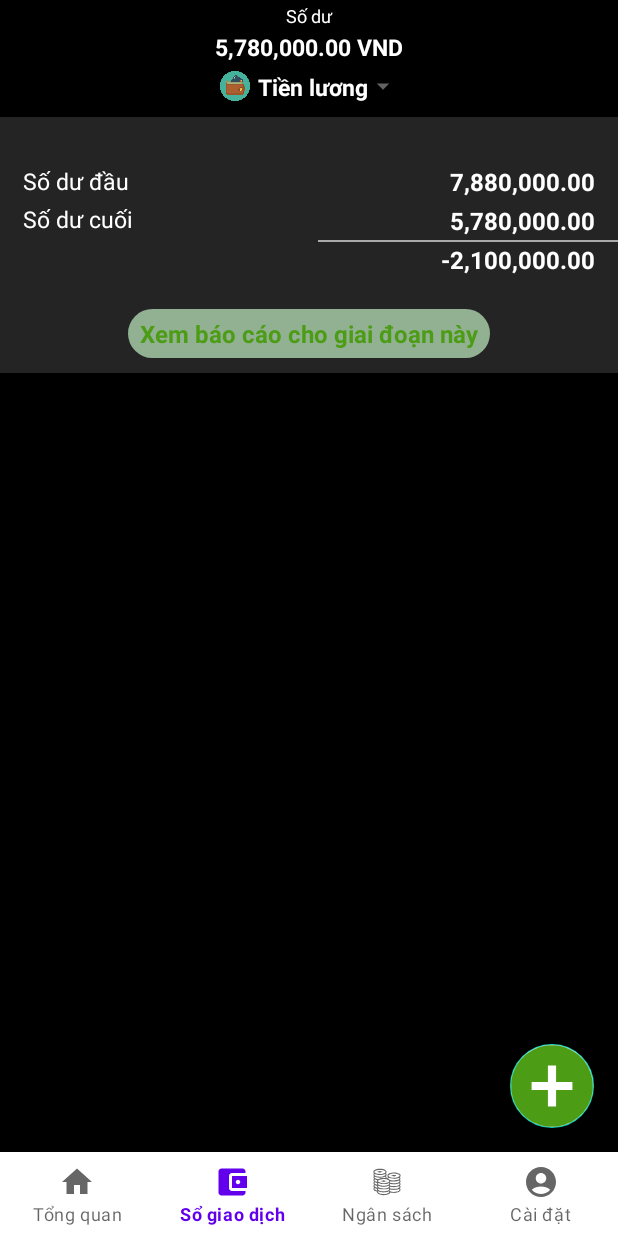
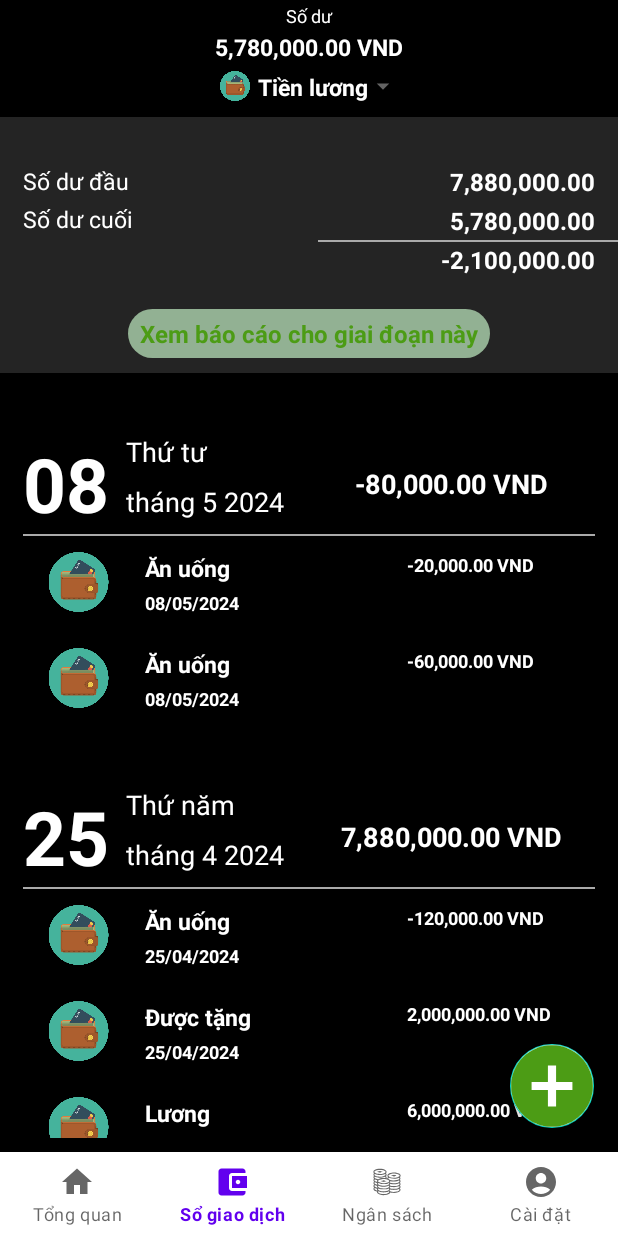
Before and after one commit to gamohamhoc/MoneyLoverApp, an Android app: the TransactionFragment screen opened through its navigation route, on a phone screen of 412 x 824 dp. Run offline under Robolectric (Android 15) with nearby library versions, the phone set to English and light mode, and no system bars; our stand-ins replace navigation-ui.

Commit message:
update transaction fragment

```diff
--- a/app/src/main/AndroidManifest.xml
+++ b/app/src/main/AndroidManifest.xml
@@ -13,6 +13,12 @@
         android:theme="@style/Theme.MoneyLoverApp"
         tools:targetApi="31">
         <activity
+            android:name=".activities.AddTransactionActivity"
+            android:exported="false" />
+        <activity
+            android:name=".activities.WalletsActitvity"
+            android:exported="false" />
+        <activity
             android:name=".activities.MainActivity"
             android:exported="true">
             <intent-filter>
--- /dev/null
+++ b/app/src/main/java/com/example/moneyloverapp/activities/AddTransactionActivity.java
@@ -0,0 +1,16 @@
+package com.example.moneyloverapp.activities;
+
+import androidx.appcompat.app.AppCompatActivity;
+
+import android.os.Bundle;
+
+import com.example.moneyloverapp.R;
+
+public class AddTransactionActivity extends AppCompatActivity {
+
+    @Override
+    protected void onCreate(Bundle savedInstanceState) {
+        super.onCreate(savedInstanceState);
+        setContentView(R.layout.activity_add_transaction);
+    }
+}
--- a/app/src/main/java/com/example/moneyloverapp/activities/MainActivity.java
+++ b/app/src/main/java/com/example/moneyloverapp/activities/MainActivity.java
@@ -1,6 +1,8 @@
 package com.example.moneyloverapp.activities;
 
+import android.content.Intent;
 import android.os.Bundle;
+import android.view.View;
 
 import androidx.appcompat.app.AppCompatActivity;
 import androidx.navigation.NavController;
@@ -11,10 +13,12 @@ import androidx.navigation.ui.NavigationUI;
 import com.example.moneyloverapp.R;
 import com.example.moneyloverapp.databinding.ActivityMainBinding;
 import com.google.android.material.bottomnavigation.BottomNavigationView;
+import com.google.android.material.floatingactionbutton.FloatingActionButton;
 
 
 public class MainActivity extends AppCompatActivity {
     private ActivityMainBinding binding;
+    FloatingActionButton fab;
     @Override
     protected void onCreate(Bundle savedInstanceState) {
         super.onCreate(savedInstanceState);
@@ -39,5 +43,17 @@ public class MainActivity extends AppCompatActivity {
 
         NavigationUI.setupActionBarWithNavController(this, navController, appBarConfiguration);
         NavigationUI.setupWithNavController(binding.navView, navController);
+
+        //floating action button
+        fab = findViewById(R.id.fab);
+        fab.setOnClickListener(new View.OnClickListener() {
+            @Override
+            public void onClick(View view) {
+                // Xử lý sự kiện khi FAB được bấm
+                Intent intent = new Intent(MainActivity.this, AddTransactionActivity.class);
+                startActivity(intent);
+            }
+        });
+
     }
 }
--- /dev/null
+++ b/app/src/main/java/com/example/moneyloverapp/activities/WalletsActitvity.java
@@ -0,0 +1,16 @@
+package com.example.moneyloverapp.activities;
+
+import androidx.appcompat.app.AppCompatActivity;
+
+import android.os.Bundle;
+
+import com.example.moneyloverapp.R;
+
+public class WalletsActitvity extends AppCompatActivity {
+
+    @Override
+    protected void onCreate(Bundle savedInstanceState) {
+        super.onCreate(savedInstanceState);
+        setContentView(R.layout.activity_wallets_actitvity);
+    }
+}
--- a/app/src/main/java/com/example/moneyloverapp/database/DAO/TransactionDAO.java
+++ b/app/src/main/java/com/example/moneyloverapp/database/DAO/TransactionDAO.java
@@ -8,7 +8,6 @@ import android.database.sqlite.SQLiteDatabase;
 
 import com.example.moneyloverapp.database.DatabaseHandler;
 import com.example.moneyloverapp.models.Transaction;
-import com.example.moneyloverapp.models.Wallet;
 import com.example.moneyloverapp.ultilities.DateTimeUltilities;
 
 import java.util.ArrayList;
@@ -16,9 +15,11 @@ import java.util.List;
 
 public class TransactionDAO {
     private SQLiteDatabase db;
+    private CategoryDAO categoryDAO;
 
     public TransactionDAO (Context context) {
         DatabaseHandler dbHandler = new DatabaseHandler (context);
+        categoryDAO = new CategoryDAO(context);
         db = dbHandler.getWritableDatabase();
     }
 
@@ -35,6 +36,8 @@ public class TransactionDAO {
             transaction.setAmount(c.getFloat(c.getColumnIndex("Amount")));
             transaction.setDate(DateTimeUltilities.StringToDate("dd/MM/yyyy", c.getString(c.getColumnIndex("Date"))));
             transaction.setDescription(c.getString(c.getColumnIndex("Description")));
+
+            transaction.setCategory(categoryDAO.GetById(c.getInt(c.getColumnIndex("CategoryId"))).getName());
 
             list.add(transaction);
         }
@@ -79,6 +82,8 @@ public class TransactionDAO {
                 DateTimeUltilities.StringToDate("dd/MM/yyyy",c.getString(4)),
                 c.getString(5)
         );
+        transaction.setCategory(categoryDAO.GetById(c.getInt(0)).getName());
+
         return transaction;
     }
 
--- a/app/src/main/java/com/example/moneyloverapp/fragments/TransactionFragment.java
+++ b/app/src/main/java/com/example/moneyloverapp/fragments/TransactionFragment.java
@@ -6,8 +6,21 @@ import android.view.View;
 import android.view.ViewGroup;
 
 import androidx.fragment.app.Fragment;
+import androidx.recyclerview.widget.LinearLayoutManager;
+import androidx.recyclerview.widget.RecyclerView;
 
 import com.example.moneyloverapp.R;
+import com.example.moneyloverapp.database.DAO.TransactionDAO;
+import com.example.moneyloverapp.models.Transaction;
+import com.example.moneyloverapp.models.TransactionsByDate;
+import com.example.moneyloverapp.recycleViews.TransactionsByDate.TransactionsByDateAdapter;
+import com.example.moneyloverapp.recycleViews.WalletList.WalletListAdapter;
+import com.example.moneyloverapp.ultilities.DateTimeUltilities;
+
+import java.util.ArrayList;
+import java.util.Date;
+import java.util.HashMap;
+import java.util.List;
 
 /**
  * A simple {@link Fragment} subclass.
@@ -16,33 +29,15 @@ import com.example.moneyloverapp.R;
  */
 public class TransactionFragment extends Fragment {
 
-    // TODO: Rename parameter arguments, choose names that match
-    // the fragment initialization parameters, e.g. ARG_ITEM_NUMBER
-    private static final String ARG_PARAM1 = "param1";
-    private static final String ARG_PARAM2 = "param2";
-
-    // TODO: Rename and change types of parameters
-    private String mParam1;
-    private String mParam2;
-
+    RecyclerView TrnansactionsByDateRV;
+    TransactionDAO transactionDAO;
     public TransactionFragment() {
         // Required empty public constructor
     }
 
-    /**
-     * Use this factory method to create a new instance of
-     * this fragment using the provided parameters.
-     *
-     * @param param1 Parameter 1.
-     * @param param2 Parameter 2.
-     * @return A new instance of fragment TransactionFragment.
-     */
-    // TODO: Rename and change types and number of parameters
-    public static TransactionFragment newInstance(String param1, String param2) {
+    public static TransactionFragment newInstance() {
         TransactionFragment fragment = new TransactionFragment();
         Bundle args = new Bundle();
-        args.putString(ARG_PARAM1, param1);
-        args.putString(ARG_PARAM2, param2);
         fragment.setArguments(args);
         return fragment;
     }
@@ -50,16 +45,59 @@ public class TransactionFragment extends Fragment {
     @Override
     public void onCreate(Bundle savedInstanceState) {
         super.onCreate(savedInstanceState);
-        if (getArguments() != null) {
-            mParam1 = getArguments().getString(ARG_PARAM1);
-            mParam2 = getArguments().getString(ARG_PARAM2);
-        }
     }
 
     @Override
     public View onCreateView(LayoutInflater inflater, ViewGroup container,
                              Bundle savedInstanceState) {
+        View view = inflater.inflate(R.layout.fragment_transaction, container, false);
+
+        //
+        transactionDAO = new TransactionDAO(getContext());
+        //
+        TrnansactionsByDateRV = view.findViewById(R.id.transactions_by_date);
+        //
+        GetTransactionsByDateRV();
+
         // Inflate the layout for this fragment
-        return inflater.inflate(R.layout.fragment_transaction, container, false);
+        return view;
+    }
+
+    void GetTransactionsByDateRV(){
+        TrnansactionsByDateRV.setLayoutManager(new LinearLayoutManager(getContext()));
+
+        List<Transaction> transactions = transactionDAO.GetAll();
+        List<TransactionsByDate> transactionsByDates = new ArrayList<>();
+
+        HashMap<Date, List<Transaction>> resultMap = new HashMap<>();
+        for (Transaction transaction : transactions) {
+            Date dateKey = transaction.getDate();
+
+            if (!resultMap.containsKey(dateKey)) {
+                resultMap.put(dateKey, new ArrayList<Transaction>());
+            }
+
+            resultMap.get(dateKey).add(transaction);
+        }
+
+        float totalAmount;
+        for(Date dateKey : resultMap.keySet()){
+            totalAmount = 0;
+            TransactionsByDate transactionsByDate = new TransactionsByDate();
+            List<Transaction> transactionList = resultMap.get(dateKey);
+
+
+            transactionsByDate.setTransactions(transactionList);
+            transactionsByDate.setDate(dateKey);
+
+            for (Transaction transaction : transactionList) {
+                totalAmount += transaction.getAmount();
+            }
+            transactionsByDate.setTotalAmount(totalAmount);
+
+            transactionsByDates.add(transactionsByDate);
+        }
+
+        TrnansactionsByDateRV.setAdapter(new TransactionsByDateAdapter(transactionsByDates));
     }
 }
--- a/app/src/main/java/com/example/moneyloverapp/models/TransactionsByDate.java
+++ b/app/src/main/java/com/example/moneyloverapp/models/TransactionsByDate.java
@@ -1,22 +1,28 @@
 package com.example.moneyloverapp.models;
 
 import java.util.Date;
+import java.util.List;
 
 public class TransactionsByDate {
-    Transaction transaction;
+    List<Transaction> transactions;
     Date date;
+    float totalAmount;
 
-    public TransactionsByDate(Transaction transaction, Date date) {
-        this.transaction = transaction;
-        this.date = date;
+    public TransactionsByDate() {
     }
 
-    public Transaction getTransaction() {
-        return transaction;
+    public TransactionsByDate(List<Transaction> transactions, Date date, float totalAmount) {
+        this.transactions = transactions;
+        this.date = date;
+        this.totalAmount = totalAmount;
     }
 
-    public void setTransaction(Transaction transaction) {
-        this.transaction = transaction;
+    public List<Transaction> getTransactions() {
+        return transactions;
+    }
+
+    public void setTransactions(List<Transaction> transaction) {
+        this.transactions = transaction;
     }
 
     public Date getDate() {
@@ -26,4 +32,12 @@ public class TransactionsByDate {
     public void setDate(Date date) {
         this.date = date;
     }
+
+    public float getTotalAmount() {
+        return totalAmount;
+    }
+
+    public void setTotalAmount(float totalAmount) {
+        this.totalAmount = totalAmount;
+    }
 }
--- a/app/src/main/java/com/example/moneyloverapp/recycleViews/RecentTransactions/RecentTransactionsAdapter.java
+++ b/app/src/main/java/com/example/moneyloverapp/recycleViews/RecentTransactions/RecentTransactionsAdapter.java
@@ -33,8 +33,7 @@ public class RecentTransactionsAdapter extends RecyclerView.Adapter<RecentTransa
 
     @Override
     public void onBindViewHolder(@NonNull RecentTransactionsViewHolder holder, int position) {
-//        holder.category.setText(recentTransactions.get(position).getCategory());
-        holder.category.setText("duydz");
+        holder.category.setText(recentTransactions.get(position).getCategory());
         holder.date.setText(DateTimeUltilities.FormatDate("dd/MM/yyyy" ,recentTransactions.get(position).getDate()));
         holder.amount.setText(NumberUltilities.FormatBalance(recentTransactions.get(position).getAmount()));
         holder.imageView.setImageResource(R.drawable.wallet_icon);
--- /dev/null
+++ b/app/src/main/java/com/example/moneyloverapp/recycleViews/TransactionsByDate/TransactionsByDateAdapter.java
@@ -0,0 +1,78 @@
+package com.example.moneyloverapp.recycleViews.TransactionsByDate;
+
+import android.content.Context;
+import android.view.LayoutInflater;
+import android.view.View;
+import android.view.ViewGroup;
+
+import androidx.annotation.NonNull;
+import androidx.recyclerview.widget.LinearLayoutManager;
+import androidx.recyclerview.widget.RecyclerView;
+
+import com.example.moneyloverapp.R;
+import com.example.moneyloverapp.models.TransactionsByDate;
+import com.example.moneyloverapp.recycleViews.RecentTransactions.RecentTransactionsAdapter;
+import com.example.moneyloverapp.ultilities.DateTimeUltilities;
+import com.example.moneyloverapp.ultilities.NumberUltilities;
+
+import java.util.List;
+
+public class TransactionsByDateAdapter extends RecyclerView.Adapter<TransactionsByDateViewHolder> {
+
+    private RecyclerView.RecycledViewPool
+            viewPool
+            = new RecyclerView
+            .RecycledViewPool();
+
+    private List<TransactionsByDate> list;
+
+
+    public TransactionsByDateAdapter(List<TransactionsByDate> list) {
+        this.list = list;
+    }
+
+    @NonNull
+    @Override
+    public TransactionsByDateViewHolder onCreateViewHolder(@NonNull ViewGroup parent, int viewType) {
+        View view = LayoutInflater
+                .from(parent.getContext())
+                .inflate(R.layout.item_transactions_by_date, parent, false);
+
+        return new TransactionsByDateViewHolder(view);
+    }
+
+    @Override
+    public void onBindViewHolder(@NonNull TransactionsByDateViewHolder holder, int position) {
+        TransactionsByDate transactionsByDate = list.get(position);
+
+        String date="";
+        if(transactionsByDate.getDate().getDate() < 10){
+            date = "0" + transactionsByDate.getDate().getDate();
+        }else{
+            date = transactionsByDate.getDate().getDate() + "";
+        }
+
+        holder.TransactionByDate_Date.setText(date);
+
+        holder.TransactionByDate_Day.setText(DateTimeUltilities.IntToDay( transactionsByDate.getDate().getDay()));
+        holder.TransactionByDate_DetailDate.setText("tháng " + (transactionsByDate.getDate().getMonth()+1) + " " + (transactionsByDate.getDate().getYear()+1900));
+        holder.TransactionByDate_TotalAmount.setText(NumberUltilities.FormatBalance(transactionsByDate.getTotalAmount()));
+
+        LinearLayoutManager layoutManager
+                = new LinearLayoutManager(
+                        holder.Transaction.getContext(), LinearLayoutManager.VERTICAL,false);
+
+        layoutManager.setInitialPrefetchItemCount(transactionsByDate.getTransactions().size());
+
+        RecentTransactionsAdapter childItemAdapter
+                = new RecentTransactionsAdapter(holder.Transaction.getContext() ,transactionsByDate.getTransactions());
+        holder.Transaction.setLayoutManager(layoutManager);
+        holder.Transaction.setAdapter(childItemAdapter);
+        holder.Transaction.setRecycledViewPool(viewPool);
+    }
+
+    @Override
+    public int getItemCount() {
+        return list.size();
+    }
+}
--- /dev/null
+++ b/app/src/main/java/com/example/moneyloverapp/recycleViews/TransactionsByDate/TransactionsByDateViewHolder.java
@@ -0,0 +1,31 @@
+package com.example.moneyloverapp.recycleViews.TransactionsByDate;
+
+import android.view.View;
+import android.widget.TextView;
+
+import androidx.annotation.NonNull;
+import androidx.recyclerview.widget.RecyclerView;
+
+import com.example.moneyloverapp.R;
+
+import org.w3c.dom.Text;
+
+public class TransactionsByDateViewHolder  extends RecyclerView.ViewHolder {
+
+    TextView TransactionByDate_Date;
+    TextView TransactionByDate_Day;
+    TextView TransactionByDate_DetailDate;
+    TextView TransactionByDate_TotalAmount;
+    RecyclerView Transaction;
+
+    public TransactionsByDateViewHolder(@NonNull View itemView) {
+        super(itemView);
+
+        TransactionByDate_Date = itemView.findViewById(R.id.transaction_date_date);
+        TransactionByDate_Day = itemView.findViewById(R.id.transaction_date_day);
+        TransactionByDate_DetailDate = itemView.findViewById(R.id.transaction_date_month_year);
+        TransactionByDate_TotalAmount = itemView.findViewById(R.id.transaction_date_amount);
+
+        Transaction = itemView.findViewById(R.id.transaction_date_transaction);
+    }
+}
--- a/app/src/main/java/com/example/moneyloverapp/ultilities/DateTimeUltilities.java
+++ b/app/src/main/java/com/example/moneyloverapp/ultilities/DateTimeUltilities.java
@@ -24,4 +24,25 @@ public class DateTimeUltilities {
         }
         return date1;
     }
+
+    public static String IntToDay(int a){
+        switch (a){
+            case 0:
+                return "Chủ nhật";
+            case 1:
+                return "Thứ hai";
+            case 2:
+                return "Thứ ba";
+            case 3:
+                return "Thứ tư";
+            case 4:
+                return "Thứ năm";
+            case 5:
+                return "Thứ sáu";
+            case 6:
+                return "Thứ bảy";
+        }
+
+        return "";
+    }
 }
--- /dev/null
+++ b/app/src/main/res/layout/activity_add_transaction.xml
@@ -0,0 +1,9 @@
+<?xml version="1.0" encoding="utf-8"?>
+<androidx.constraintlayout.widget.ConstraintLayout xmlns:android="http://schemas.android.com/apk/res/android"
+    xmlns:app="http://schemas.android.com/apk/res-auto"
+    xmlns:tools="http://schemas.android.com/tools"
+    android:layout_width="match_parent"
+    android:layout_height="match_parent"
+    tools:context=".activities.AddTransactionActivity">
+
+</androidx.constraintlayout.widget.ConstraintLayout>
--- /dev/null
+++ b/app/src/main/res/layout/activity_wallets_actitvity.xml
@@ -0,0 +1,9 @@
+<?xml version="1.0" encoding="utf-8"?>
+<androidx.constraintlayout.widget.ConstraintLayout xmlns:android="http://schemas.android.com/apk/res/android"
+    xmlns:app="http://schemas.android.com/apk/res-auto"
+    xmlns:tools="http://schemas.android.com/tools"
+    android:layout_width="match_parent"
+    android:layout_height="match_parent"
+    tools:context=".activities.WalletsActitvity">
+
+</androidx.constraintlayout.widget.ConstraintLayout>
--- a/app/src/main/res/layout/fragment_transaction.xml
+++ b/app/src/main/res/layout/fragment_transaction.xml
@@ -183,6 +183,12 @@
     </androidx.constraintlayout.widget.ConstraintLayout>
 
 
-<!--    list transaction theo ngay trong giai doan(moi 1 ngay la 1 RV??)-->
+<!--    list transaction theo ngay trong giai doan-->
+    <androidx.recyclerview.widget.RecyclerView
+        android:id="@+id/transactions_by_date"
+        android:layout_width="match_parent"
+        android:layout_height="wrap_content"
+        android:layout_marginTop="20sp"
+        app:layout_constraintTop_toBottomOf="@+id/current_phase_overview_report"/>
 
 </androidx.constraintlayout.widget.ConstraintLayout>
--- /dev/null
+++ b/app/src/main/res/layout/item_transactions_by_date.xml
@@ -0,0 +1,83 @@
+<?xml version="1.0" encoding="utf-8"?>
+<androidx.constraintlayout.widget.ConstraintLayout xmlns:android="http://schemas.android.com/apk/res/android"
+    android:layout_width="match_parent"
+    android:layout_height="wrap_content"
+    xmlns:app="http://schemas.android.com/apk/res-auto"
+    android:layout_marginTop="10dp"
+    android:layout_marginBottom="10dp"
+    android:paddingTop="10dp"
+    android:paddingBottom="10dp"
+    android:paddingLeft="15dp"
+    android:background="@color/black"
+    android:paddingRight="15dp">
+
+    <LinearLayout
+        android:id="@+id/list_transaction_title"
+        android:layout_width="match_parent"
+        android:layout_height="wrap_content"
+        android:orientation="horizontal"
+        app:layout_constraintTop_toTopOf="parent">
+
+        <TextView
+            android:id="@+id/transaction_date_date"
+            android:layout_width="0dp"
+            android:layout_weight="1"
+            android:layout_height="match_parent"
+            android:text="05"
+            android:textSize="50sp"
+            android:textColor="@color/white"
+            android:textStyle="bold"/>
+
+        <LinearLayout
+            android:layout_width="0dp"
+            android:layout_weight="2"
+            android:paddingLeft="5dp"
+            android:orientation="vertical"
+            android:layout_height="match_parent">
+
+            <TextView
+                android:id="@+id/transaction_date_day"
+                android:layout_width="match_parent"
+                android:layout_height="0dp"
+                android:layout_weight="1"
+                android:text="Chủ nhật"
+                android:textSize="18sp"
+                android:textColor="@color/white"/>
+
+            <TextView
+                android:id="@+id/transaction_date_month_year"
+                android:layout_width="match_parent"
+                android:layout_height="0dp"
+                android:layout_weight="1"
+                android:text="tháng 5 2024"
+                android:textSize="18sp"
+                android:textColor="@color/white"/>
+
+        </LinearLayout>
+
+        <TextView
+            android:id="@+id/transaction_date_amount"
+            android:layout_width="0dp"
+            android:layout_weight="3"
+            android:layout_height="match_parent"
+            android:text="-1,000,000.00"
+            android:textSize="18sp"
+            android:textColor="@color/white"
+            android:gravity="center"
+            android:textStyle="bold"/>
+
+    </LinearLayout>
+
+    <View
+        android:layout_width="match_parent"
+        android:layout_height="1dp"
+        app:layout_constraintTop_toBottomOf="@+id/list_transaction_title"
+        android:background="@android:color/darker_gray"/>
+
+    <androidx.recyclerview.widget.RecyclerView
+        android:id="@+id/transaction_date_transaction"
+        app:layout_constraintTop_toBottomOf="@+id/list_transaction_title"
+        android:layout_width="match_parent"
+        android:layout_height="wrap_content"/>
+
+</androidx.constraintlayout.widget.ConstraintLayout>
```
